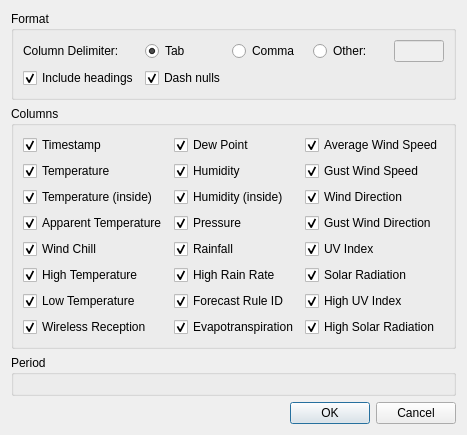
This is desktop/exportdialog.ui in davidrg/zxweather as Qt 5 draws it before an edit. The edited form follows.
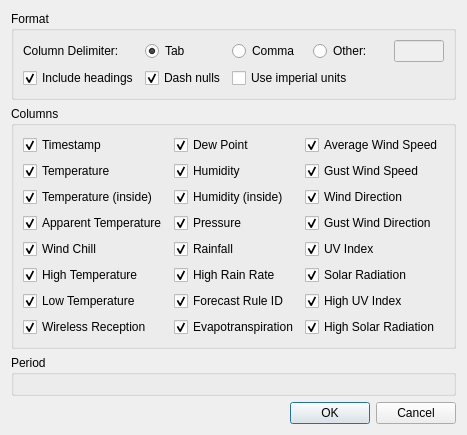
This is the edited form. Icons and pictures are not drawn. Custom widgets are drawn as their Qt base class.

Commit message: Support for displaying data using imperial units or, when using metric, using kilometers per hour for wind speed.

Patch:
```diff
--- a/desktop/exportdialog.ui
+++ b/desktop/exportdialog.ui
@@ -7,7 +7,7 @@
     <x>0</x>
     <y>0</y>
     <width>437</width>
-    <height>389</height>
+    <height>431</height>
    </rect>
   </property>
   <property name="windowTitle">
@@ -91,6 +91,13 @@
         </property>
        </widget>
       </item>
+      <item row="1" column="2" colspan="3">
+       <widget class="QCheckBox" name="cbUnits">
+        <property name="text">
+         <string>Use imperial units</string>
+        </property>
+       </widget>
+      </item>
      </layout>
     </widget>
    </item>
```
Left out of the diff: 1 changed line with no effect on the pictures. The commit also changes 15 other files.
